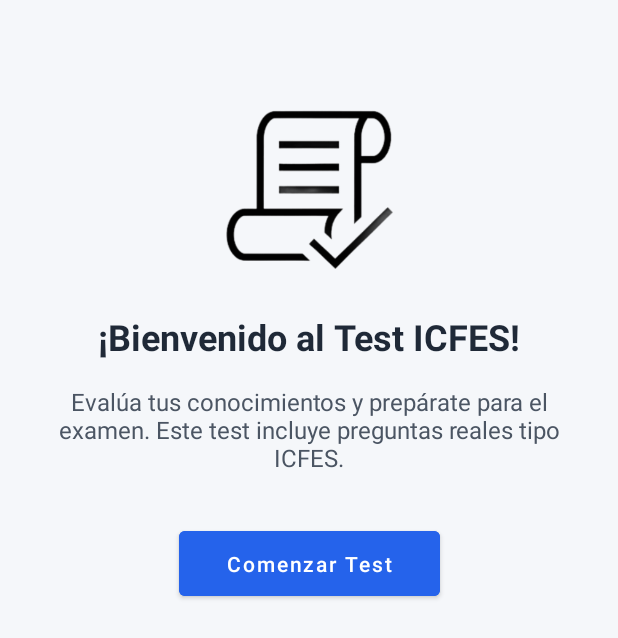
After one commit to Bryanhurtado0006/ICFESUP, an Android app: the layout activity_welcome_test.xml on its own in the app's theme, with its tools: preview values and no code run, on a phone screen of 412 x 824 dp. The commit adds this screen. Shown: the top 638 px of the screen. Run offline under Robolectric (Android 15) with nearby library versions, the phone set to English and light mode, and no system bars.

Commit message:
esperando a resolver errores

```diff
--- a/app/src/main/java/com/example/icfes_up/MainActivity.java
+++ b/app/src/main/java/com/example/icfes_up/MainActivity.java
@@ -5,6 +5,8 @@
 import android.os.Bundle;
 import android.view.Menu;
 
+import com.example.icfes_up.databinding.ActivityWelcomeTestBinding;
+import com.example.icfes_up.simulacroANA.CategoriasActivity;
 import com.example.icfes_up.ui.home.SimulacroActivity;
 import com.google.android.material.floatingactionbutton.FloatingActionButton;
 import com.google.android.material.navigation.NavigationView;
@@ -60,7 +62,7 @@
         builder.setPositiveButton("Iniciar", new DialogInterface.OnClickListener() {
             @Override
             public void onClick(DialogInterface dialog, int which) {
-                Intent intent = new Intent(MainActivity.this, SimulacroActivity.class);
+                Intent intent = new Intent(MainActivity.this, ActivityWelcomeTestBinding.class);
                 startActivity(intent);
             }
         });
--- a/app/src/main/java/com/example/icfes_up/simulacroANA/Estadistica_Lectura.java
+++ b/app/src/main/java/com/example/icfes_up/simulacroANA/Estadistica_Lectura.java
@@ -30,11 +30,11 @@
         super.onViewCreated(view, savedInstanceState);
 
         binding.btnIrASimulacros.setOnClickListener(v -> {
-            Navigation.findNavController(v).navigate(R.id.action_estadisticaLectura_to_fragmentCategorias);
+            Navigation.findNavController(v).navigate(R.id.action_estadistica_Lectura_to_fragmentCategorias);
         });
 
         binding.btnGoToMain1.setOnClickListener(v ->{
-          Navigation.findNavController(v).navigate(R.id.action_estadisticaLectura_to_nav_home);
+          Navigation.findNavController(v).navigate(R.id.action_estadistica_Lectura_to_nav_home);
         });
     }
 
--- a/app/src/main/java/com/example/icfes_up/simulacroANA/FragmentCategorias.java
+++ b/app/src/main/java/com/example/icfes_up/simulacroANA/FragmentCategorias.java
@@ -32,7 +32,7 @@
         super.onViewCreated(view, savedInstanceState);
 
         binding.itemLectura.setOnClickListener(v ->
-                Navigation.findNavController(v).navigate(R.id.action_fragmentCategorias_to_simulacroLectura1)
+                Navigation.findNavController(v).navigate(R.id.action_fragmentCategorias_to_simulacro_Lectura_1)
         );
 
         binding.btnTitulo.setOnClickListener(v -> {
--- a/app/src/main/java/com/example/icfes_up/simulacroANA/Simulacro_Lectura_1.java
+++ b/app/src/main/java/com/example/icfes_up/simulacroANA/Simulacro_Lectura_1.java
@@ -29,7 +29,7 @@
         super.onViewCreated(view, savedInstanceState);
 
         binding.btnSiguiente1.setOnClickListener(v -> {
-            Navigation.findNavController(v).navigate(R.id.action_simulacroLectura1_to_lectura_Simulacro_2);
+            Navigation.findNavController(v).navigate(R.id.action_simulacro_Lectura_1_to_simulacro_Lectura_2);
         });
     }
 
--- a/app/src/main/java/com/example/icfes_up/simulacroANA/Simulacro_Lectura_2.java
+++ b/app/src/main/java/com/example/icfes_up/simulacroANA/Simulacro_Lectura_2.java
@@ -29,7 +29,7 @@
         super.onViewCreated(view, savedInstanceState);
 
         binding.btnSiguiente2.setOnClickListener(v -> {
-            Navigation.findNavController(v).navigate(R.id.action_lectura_Simulacro_2_to_lectura_Simulacro_3);
+            Navigation.findNavController(v).navigate(R.id.action_simulacro_Lectura_2_to_simulacro_Lectura_3);
         });
     }
 
--- a/app/src/main/java/com/example/icfes_up/simulacroANA/Simulacro_Lectura_3.java
+++ b/app/src/main/java/com/example/icfes_up/simulacroANA/Simulacro_Lectura_3.java
@@ -29,7 +29,7 @@
         super.onViewCreated(view, savedInstanceState);
 
         binding.btnSiguiente3.setOnClickListener(v -> {
-            Navigation.findNavController(v).navigate(R.id.action_lectura_Simulacro_3_to_lectura_Simulacro_4);
+            Navigation.findNavController(v).navigate(R.id.action_simulacro_Lectura_4_to_estadistica_Lectura);
         });
     }
 
--- a/app/src/main/java/com/example/icfes_up/simulacroANA/Simulacro_Lectura_4.java
+++ b/app/src/main/java/com/example/icfes_up/simulacroANA/Simulacro_Lectura_4.java
@@ -29,7 +29,7 @@
         super.onViewCreated(view, savedInstanceState);
 
         binding.VerEstadistica1.setOnClickListener(v -> {
-            Navigation.findNavController(v).navigate(R.id.action_simulacroLectura4_to_estadisticaLectura);
+            Navigation.findNavController(v).navigate(R.id.action_simulacro_Lectura_4_to_estadistica_Lectura);
         });
     }
 
--- /dev/null
+++ b/app/src/main/res/layout/activity_welcome_test.xml
@@ -0,0 +1,64 @@
+<?xml version="1.0" encoding="utf-8"?>
+<androidx.constraintlayout.widget.ConstraintLayout xmlns:android="http://schemas.android.com/apk/res/android"
+    xmlns:app="http://schemas.android.com/apk/res-auto"
+    xmlns:tools="http://schemas.android.com/tools"
+    android:id="@+id/layoutBienvenida"
+    android:layout_width="match_parent"
+    android:layout_height="match_parent"
+    android:background="#F5F7FA"
+    android:padding="24dp"
+    tools:context=".simulacroANA.Welcome_Test_Activity">
+
+    <ImageView
+        android:id="@+id/ivLogo"
+        android:layout_width="120dp"
+        android:layout_height="120dp"
+        android:src="@drawable/ic_test_icon"
+        android:contentDescription="Logo"
+        app:layout_constraintTop_toTopOf="parent"
+        app:layout_constraintStart_toStartOf="parent"
+        app:layout_constraintEnd_toEndOf="parent"
+        android:layout_marginTop="40dp"/>
+
+    <TextView
+        android:id="@+id/tvBienvenida"
+        android:layout_width="wrap_content"
+        android:layout_height="wrap_content"
+        android:text="¡Bienvenido al Test ICFES!"
+        android:textSize="24sp"
+        android:textStyle="bold"
+        android:textColor="#1F2937"
+        app:layout_constraintTop_toBottomOf="@id/ivLogo"
+        app:layout_constraintStart_toStartOf="parent"
+        app:layout_constraintEnd_toEndOf="parent"
+        android:layout_marginTop="24dp"/>
+
+    <TextView
+        android:id="@+id/tvDescripcion"
+        android:layout_width="0dp"
+        android:layout_height="wrap_content"
+        android:text="Evalúa tus conocimientos y prepárate para el examen. Este test incluye preguntas reales tipo ICFES."
+        android:textSize="16sp"
+        android:textColor="#4B5563"
+        android:gravity="center"
+        app:layout_constraintTop_toBottomOf="@id/tvBienvenida"
+        app:layout_constraintStart_toStartOf="parent"
+        app:layout_constraintEnd_toEndOf="parent"
+        android:layout_marginTop="16dp"/>
+
+    <Button
+        android:id="@+id/btnComenzar"
+        android:layout_width="wrap_content"
+        android:layout_height="wrap_content"
+        android:text="Comenzar Test"
+        android:textAllCaps="false"
+        android:backgroundTint="#2563EB"
+        android:textColor="#FFFFFF"
+        android:paddingHorizontal="32dp"
+        android:paddingVertical="12dp"
+        app:layout_constraintTop_toBottomOf="@id/tvDescripcion"
+        app:layout_constraintStart_toStartOf="parent"
+        app:layout_constraintEnd_toEndOf="parent"
+        android:layout_marginTop="32dp"/>
+
+</androidx.constraintlayout.widget.ConstraintLayout>
```
Also changed, not shown: app/src/main/AndroidManifest.xml (+24 -29 lines), app/src/main/java/com/example/icfes_up/simulacroANA/Welcome_Test_Activity.kt (added, +29 -0 lines), app/src/main/res/navigation/mobile_navigation.xml (+65 -0 lines), app/src/main/res/drawable/ciencias.png (added), app/src/main/res/drawable/ic_test_icon.png (added), app/src/main/res/drawable/ingles.png (added), app/src/main/res/drawable/lectura.png (added), app/src/main/res/drawable/matematicas.png (added), app/src/main/res/drawable/prueba_lectura.png (added), app/src/main/res/drawable/sociales.png (added).
